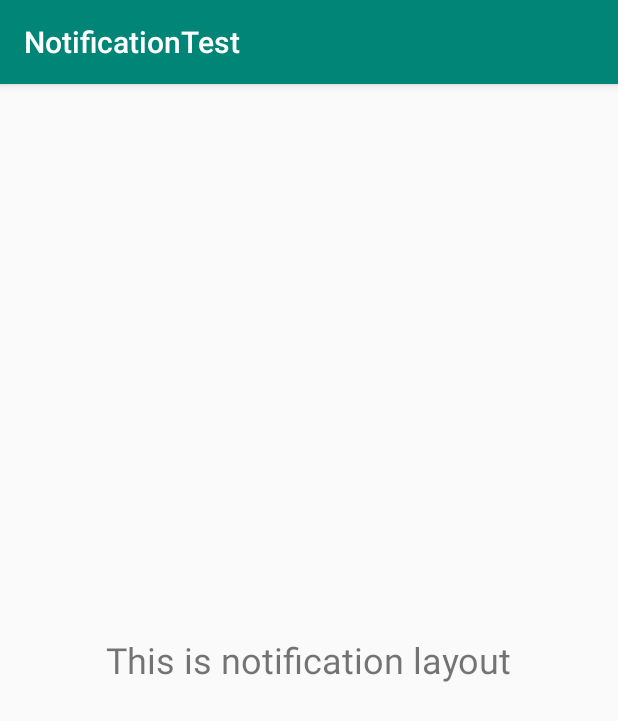
After one commit to youpeisheng/NotificationTest, an Android app: the NotificationActivity screen opened directly, with no data from a screen before it, on a phone screen of 412 x 824 dp. The commit adds this screen. Shown: the top 721 px of the screen. Run offline under Robolectric (Android 15) with nearby library versions, the phone set to English and light mode, and no system bars.

Commit message:
基本调试完毕

```diff
--- a/app/src/main/AndroidManifest.xml
+++ b/app/src/main/AndroidManifest.xml
@@ -1,7 +1,7 @@
 <?xml version="1.0" encoding="utf-8"?>
 <manifest xmlns:android="http://schemas.android.com/apk/res/android"
     package="com.example.notificationtest">
-
+    <uses-permission android:name="android.permission.VIBRATE"/>
     <application
         android:allowBackup="true"
         android:icon="@mipmap/ic_launcher"
@@ -9,6 +9,7 @@
         android:roundIcon="@mipmap/ic_launcher_round"
         android:supportsRtl="true"
         android:theme="@style/AppTheme">
+        <activity android:name=".NotificationActivity"></activity>
         <activity android:name=".MainActivity">
             <intent-filter>
                 <action android:name="android.intent.action.MAIN" />
--- /dev/null
+++ b/app/src/main/java/com/example/notificationtest/NotificationActivity.java
@@ -0,0 +1,17 @@
+package com.example.notificationtest;
+
+import androidx.appcompat.app.AppCompatActivity;
+
+import android.app.NotificationManager;
+import android.os.Bundle;
+
+public class NotificationActivity extends AppCompatActivity {
+
+    @Override
+    protected void onCreate(Bundle savedInstanceState) {
+        super.onCreate(savedInstanceState);
+        setContentView(R.layout.activity_notification);
+        NotificationManager manager=(NotificationManager) getSystemService(NOTIFICATION_SERVICE);
+        manager.cancel(1);
+    }
+}
--- /dev/null
+++ b/app/src/main/res/layout/activity_notification.xml
@@ -0,0 +1,14 @@
+<?xml version="1.0" encoding="utf-8"?>
+<RelativeLayout xmlns:android="http://schemas.android.com/apk/res/android"
+    android:layout_width="match_parent"
+    android:layout_height="match_parent"
+    >
+    <TextView
+        android:layout_width="wrap_content"
+        android:layout_height="wrap_content"
+        android:layout_centerInParent="true"
+        android:textSize="24sp"
+        android:text="This is notification layout"
+        />
+
+</RelativeLayout>
```
Also changed, not shown: app/src/main/java/com/example/notificationtest/MainActivity.java (+19 -5 lines).
